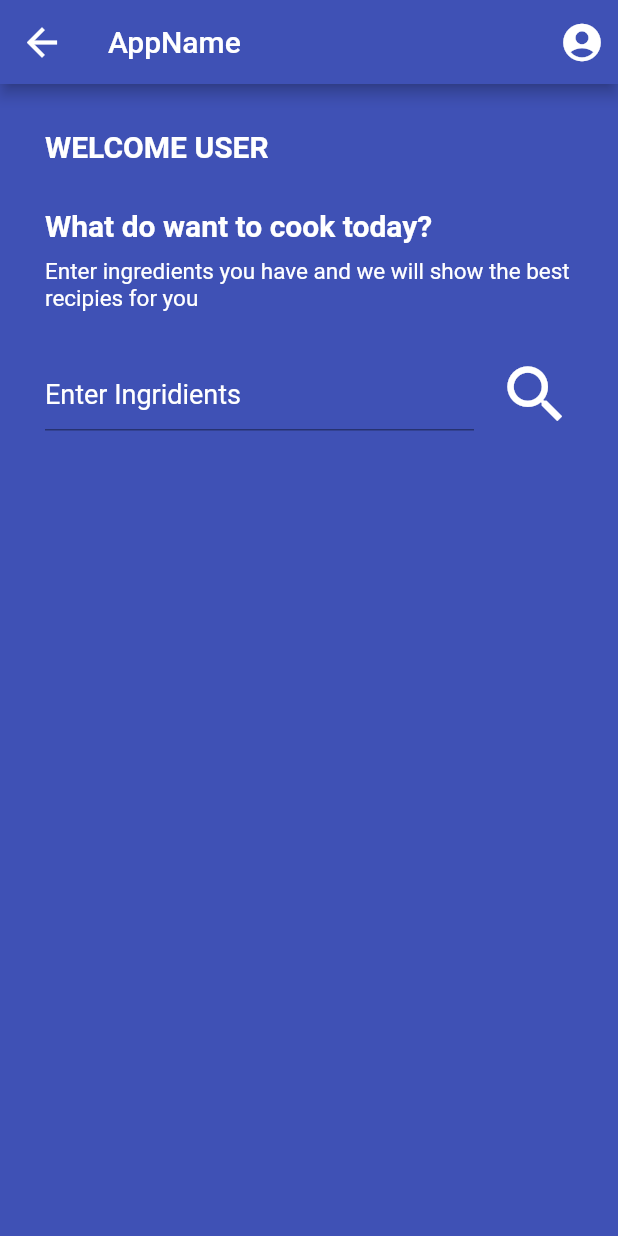
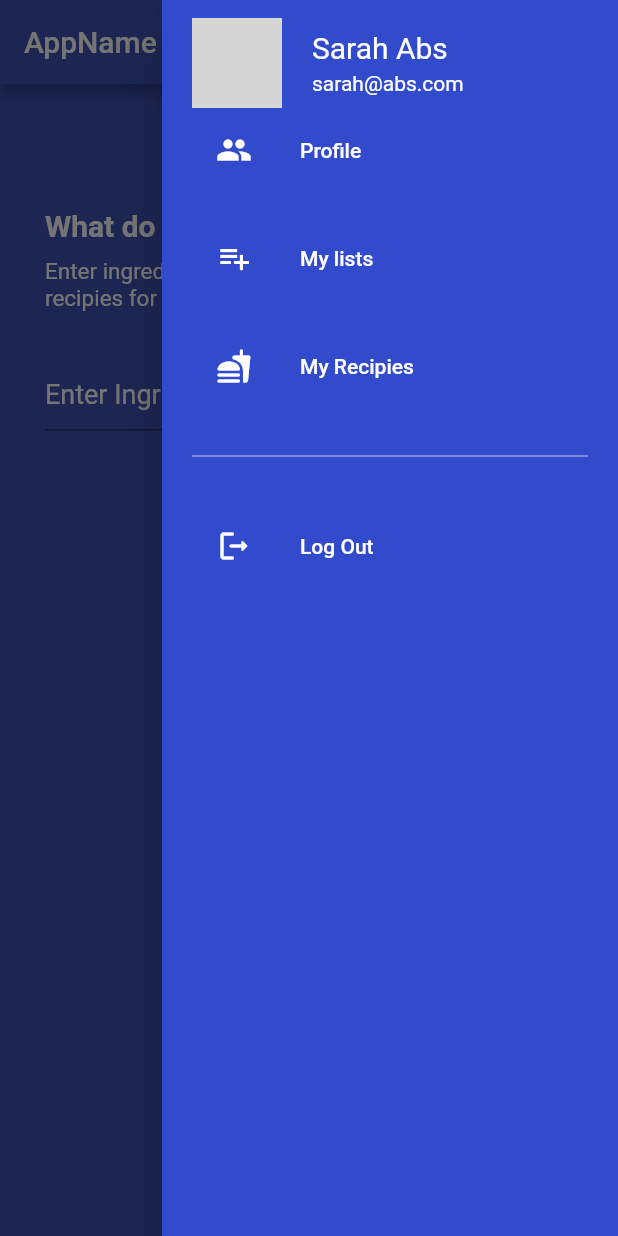
Before and after one commit to MariaMagallon/TFG, a Flutter app: the screen it shows once a user with an empty profile is signed in, with the side drawer open (before the commit the screen has no drawer), on a phone screen of 412 x 824 dp. Run offline on Flutter 3.47's test engine with Material 2 defaults, Android fonts, the light colour scheme and no system bars; our stand-ins replace cloud_firestore, firebase_auth, firebase_core; missing offline and left inert: flutterfire_ui; accounts and stored records are empty; network calls fail; statements that could not run were skipped; grey boxes are pictures that could not be loaded.

Commit message:
recipe models + myrecipiesscreen_v1+auth_gate_multiuser+nav_drawer

```diff
--- a/lib/screens/searchscreen.dart
+++ b/lib/screens/searchscreen.dart
@@ -4,6 +4,8 @@ import 'package:http/http.dart' as http;
 import 'package:flutter/material.dart';
 import 'package:tfg/models/recipe_api.dart';
 import 'package:tfg/screens/detailscreen.dart';
+import 'package:firebase_auth/firebase_auth.dart';
+import 'package:tfg/widgets/navigation_drawer_widget.dart';
 
 class SearchScreen extends StatefulWidget {
   const SearchScreen({Key? key}) : super(key: key);
@@ -13,8 +15,8 @@ class SearchScreen extends StatefulWidget {
 }
 
 class _SearchScreenState extends State<SearchScreen> {
-  bool isloading=false;
-
+  bool isloading = false;
+  final user = FirebaseAuth.instance.currentUser!;
   List<RecipeApi> recipes = [];
   final TextEditingController _textEditingController = TextEditingController();
   String applicationId = 'b702e461';
@@ -42,8 +44,9 @@ class _SearchScreenState extends State<SearchScreen> {
     });
     //print("${recipes.toString()}");
   }
+
   @override
-  void initState(){
+  void initState() {
     super.initState();
     isloading = false;
   }
@@ -51,32 +54,38 @@ class _SearchScreenState extends State<SearchScreen> {
   @override
   Widget build(BuildContext context) {
     return WillPopScope(
-
         onWillPop: () async {
           // Aquí es retorna cert o false segons si vols prevenir que es pugui tornar enrere
           return true;
         },
-
         child: Scaffold(
             appBar: AppBar(
               title: const Text('AppName'),
-          flexibleSpace:
-              Container(decoration: const BoxDecoration(color: Colors.indigo)),
+              flexibleSpace: Container(
+                  decoration: const BoxDecoration(color: Colors.indigo)),
               actions: [
+                Builder(builder: (context) {
+                  return IconButton(
+                    onPressed: () => Scaffold.of(context).openEndDrawer(),
+                    icon: const Icon(Icons.account_circle_rounded),
+                    iconSize: 30.0,
+                  );
+                }),
+              ],
+              /*actions: [
                 IconButton(
-              onPressed: () => {},
+                  onPressed: () => FirebaseAuth.instance.signOut(),
                   icon: const Icon(Icons.account_circle_rounded),
                   iconSize: 30.0,
                 ),
-
-          ],
-          leading:
-            IconButton(
-                onPressed: () => Navigator.of(context).pop(),
+              ],*/
+              /*leading: IconButton(
+                onPressed: () => Navigator.of(context).pop(context),
                 icon: const Icon(Icons.arrow_back_sharp),
                 iconSize: 30.0,
+              ),*/
             ),
-        ),
+            endDrawer: const NavigationDrawerWidget(),
             body: Stack(children: <Widget>[
               Container(
                 height: MediaQuery.of(context).size.height,
@@ -85,14 +94,15 @@ class _SearchScreenState extends State<SearchScreen> {
               ),
               SingleChildScrollView(
                 child: Container(
-                padding: const EdgeInsets.symmetric(vertical: 30, horizontal: 30),
+                    padding: const EdgeInsets.symmetric(
+                        vertical: 30, horizontal: 30),
                     child: Column(
                       children: <Widget>[
                         Row(
-                      children: const <Widget>[
+                          children: <Widget>[
                             Text(
-                          "WELCOME USER",
-                          style: TextStyle(
+                              user.email!,
+                              style: const TextStyle(
                                 fontSize: 20,
                                 color: Colors.white,
                                 fontWeight: FontWeight.bold,
@@ -183,15 +193,19 @@ class _SearchScreenState extends State<SearchScreen> {
                                       const SliverGridDelegateWithMaxCrossAxisExtent(
                                           maxCrossAxisExtent: 200,
                                           mainAxisSpacing: 10.0),
-                              children: List.generate(recipes.length, (index) {
+                                  children:
+                                      List.generate(recipes.length, (index) {
                                     return GridTile(
                                         child: GestureDetector(
                                             onTap: () {
                                               //print("${recipes[index].label}");
                                               //print("${recipes[index].uri}");
                                               String idRecipe;
-                                          idRecipe = recipes[index].uri.replaceAll(
-                                              "http://www.edamam.com/ontologies/edamam.owl#recipe_",'');
+                                              idRecipe = recipes[index]
+                                                  .uri
+                                                  .replaceAll(
+                                                      "http://www.edamam.com/ontologies/edamam.owl#recipe_",
+                                                      '');
                                               //print("https://api.edamam.com/api/recipes/v2/$idRecipe?type=public&app_id=b702e461&app_key=1bdbca0d4344e3db6103b072c21f38f1");
                                               Navigator.of(context).push(
                                                 MaterialPageRoute(
@@ -219,7 +233,8 @@ class _SearchScreenState extends State<SearchScreen> {
 class RecipeTile extends StatefulWidget {
   final String title, imageurl;
 
-  const RecipeTile({Key? key, required this.title, required this.imageurl}) : super(key: key);
+  const RecipeTile({Key? key, required this.title, required this.imageurl})
+      : super(key: key);
 
   @override
   _RecipeTileState createState() => _RecipeTileState();
@@ -254,7 +269,6 @@ class _RecipeTileState extends State<RecipeTile> {
                         color: Colors.black,
                         fontWeight: FontWeight.bold),
                   ),
-
                 ],
               ),
             ),
--- a/lib/widgets/auth_gate.dart
+++ b/lib/widgets/auth_gate.dart
@@ -15,6 +15,7 @@ class AuthGate extends StatelessWidget {
       builder: (BuildContext context, AsyncSnapshot<User?> snapshot) {
         if (!snapshot.hasData) {
           return const MaterialApp(
+            debugShowCheckedModeBanner: false,
             home: SignInScreen(
               providerConfigs: [
                  EmailProviderConfiguration(),
--- /dev/null
+++ b/lib/widgets/navigation_drawer_widget.dart
@@ -0,0 +1,113 @@
+import 'package:flutter/material.dart';
+import 'package:tfg/screens/myrecepiesscreen.dart';
+
+import 'package:firebase_auth/firebase_auth.dart';
+
+class NavigationDrawerWidget extends StatelessWidget {
+  final padding = const EdgeInsets.symmetric(horizontal: 20);
+
+  const NavigationDrawerWidget({Key? key}) : super(key: key);
+
+  @override
+  Widget build(BuildContext context) {
+    const name = 'Sarah Abs';
+    const email = 'sarah@abs.com';
+    const urlImage =
+        'https://images.unsplash.com/photo-1494790108377-be9c29b29330?ixid=MnwxMjA3fDB8MHxwaG90by1wYWdlfHx8fGVufDB8fHx8&ixlib=rb-1.2.1&auto=format&fit=crop&w=634&q=80';
+    final user = FirebaseAuth.instance.currentUser!;
+    return Drawer(
+      child: Material(
+        color: const Color.fromRGBO(50, 75, 205, 1),
+        child: ListView(
+          children: <Widget>[
+            Container(
+              padding: padding,
+              child: Column(
+                children: [
+                  const SizedBox(height: 12),
+                  Row(
+                    children: [
+                      const CircleAvatar(
+                          radius: 30, backgroundImage: NetworkImage(urlImage)),
+                      const SizedBox(width: 20),
+                      Column(
+                        crossAxisAlignment: CrossAxisAlignment.start,
+                        children: const [
+                          Text(
+                            name,
+                            style: TextStyle(fontSize: 20, color: Colors.white),
+                          ),
+                          SizedBox(height: 4),
+                          Text(
+                            email,
+                            style: TextStyle(fontSize: 14, color: Colors.white),
+                          ),
+                        ],
+                      ),
+                    ],
+                  ),
+                  buildMenuItem(
+                    text: 'Profile',
+                    icon: Icons.people,
+                    onClicked: () => selectedItem(context, 0),
+                  ),
+                  const SizedBox(height: 16),
+                  buildMenuItem(
+                    text: 'My lists',
+                    icon: Icons.playlist_add,
+                    onClicked: () => selectedItem(context, 1),
+                  ),
+                  const SizedBox(height: 16),
+                  buildMenuItem(
+                    text: 'My Recipies',
+                    icon: Icons.fastfood_rounded,
+                    onClicked: () => selectedItem(context, 2),
+                  ),
+                  const SizedBox(height: 24),
+                  const Divider(color: Colors.white70),
+                  const SizedBox(height: 24),
+                  buildMenuItem(
+                    text: 'Log Out',
+                    icon: Icons.logout_rounded,
+                    onClicked: () => selectedItem(context, 3),
+                  ),
+                ],
+              ),
+            ),
+          ],
+        ),
+      ),
+    );
+  }
+
+  Widget buildMenuItem({
+    required String text,
+    required IconData icon,
+    VoidCallback? onClicked,
+  }) {
+    const color = Colors.white;
+    const hoverColor = Colors.white70;
+
+    return ListTile(
+      leading: Icon(icon, color: color),
+      title: Text(text, style: const TextStyle(color: color)),
+      hoverColor: hoverColor,
+      onTap: onClicked,
+    );
+  }
+
+  void selectedItem(BuildContext context, int index) {
+    Navigator.of(context).pop();
+
+    switch (index) {
+      case 2:
+        Navigator.of(context).push(MaterialPageRoute(
+          builder: (context) => MyRecipes(),
+        ));
+        break;
+      case 3:
+        FirebaseAuth.instance.signOut();
+        break;
+    }
+  }
+}
--- a/pubspec.yaml
+++ b/pubspec.yaml
@@ -43,6 +43,7 @@ dependencies:
   flutterfire_ui: ^0.4.0
   firebase_auth: ^3.3.12
   flutter_dotenv: ^5.0.2
+  cloud_firestore: ^3.1.4
 
 
 
```
Also changed, not shown: lib/models/own_recipe.dart (added, +44 -0 lines), lib/models/recipe_detail.dart (+81 -16 lines), lib/screens/detailscreen.dart (+22 -11 lines), lib/screens/myrecepiesscreen.dart (added, +127 -0 lines), pubspec.lock. Lines whose indentation alone changed are shown as unchanged.
